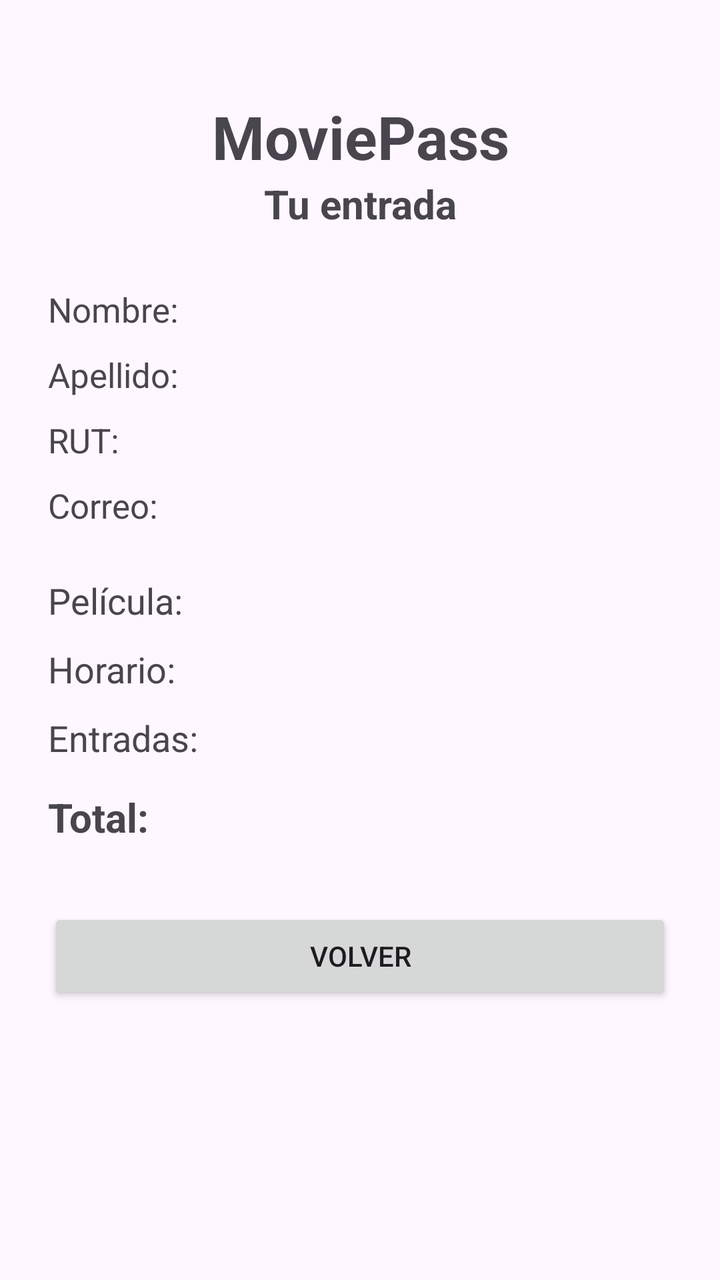
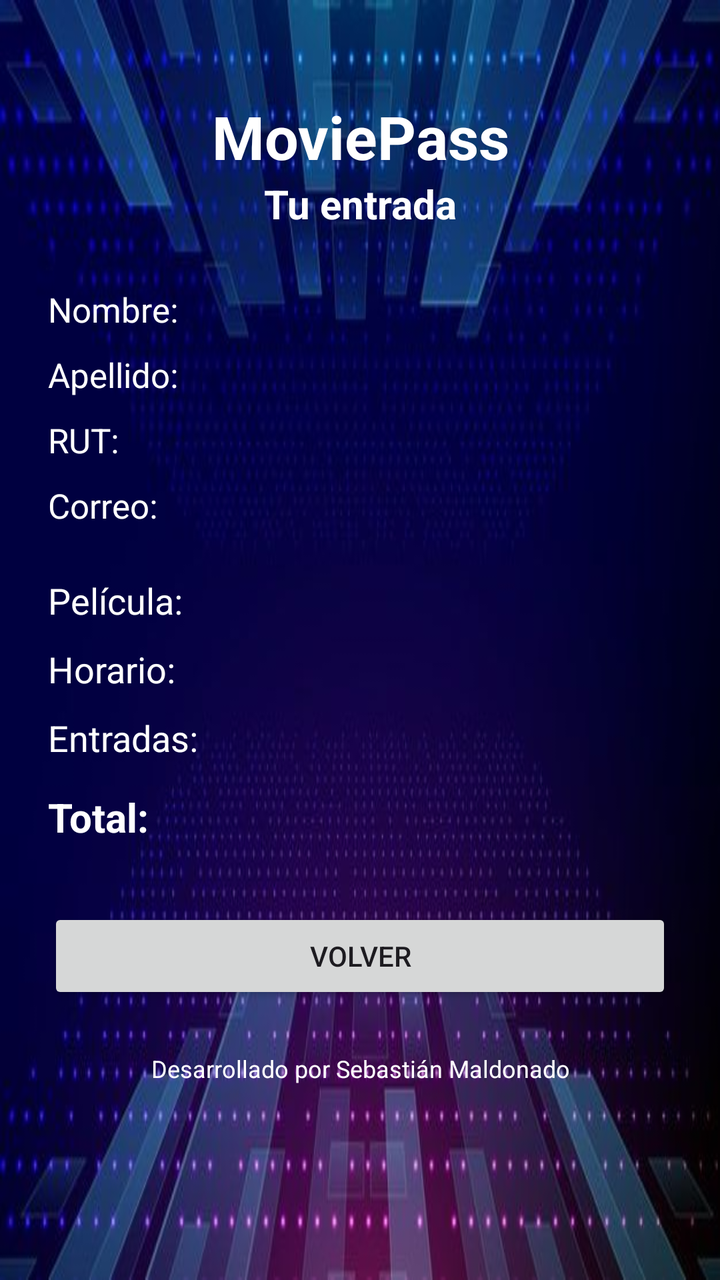

Two renders of the same Android screen: before a commit and after it. Below are the layout's source before the change and the commit's diff.
<!-- AndroidManifest.xml: application theme Theme.MoviePass -->
<!-- res/layout/activity_entrada.xml -->
<?xml version="1.0" encoding="utf-8"?>
<ScrollView xmlns:android="http://schemas.android.com/apk/res/android"
    android:id="@+id/main"
    android:layout_width="match_parent"
    android:layout_height="match_parent">

    <LinearLayout
        android:layout_width="match_parent"
        android:layout_height="wrap_content"
        android:orientation="vertical"
        android:padding="24dp">

        <TextView
            android:layout_width="match_parent"
            android:layout_height="wrap_content"
            android:layout_marginTop="24dp"
            android:gravity="center"
            android:text="MoviePass"
            android:textSize="30sp"
            android:textStyle="bold" />

        <TextView
            android:layout_width="match_parent"
            android:layout_height="wrap_content"
            android:layout_marginBottom="28dp"
            android:gravity="center"
            android:text="Tu entrada"
            android:textSize="20sp"
            android:textStyle="bold" />

        <TextView
            android:id="@+id/txtNombre"
            android:layout_width="match_parent"
            android:layout_height="wrap_content"
            android:layout_marginBottom="10dp"
            android:text="Nombre:"
            android:textSize="17sp" />

        <TextView
            android:id="@+id/txtApellido"
            android:layout_width="match_parent"
            android:layout_height="wrap_content"
            android:layout_marginBottom="10dp"
            android:text="Apellido:"
            android:textSize="17sp" />

        <TextView
            android:id="@+id/txtRut"
            android:layout_width="match_parent"
            android:layout_height="wrap_content"
            android:layout_marginBottom="10dp"
            android:text="RUT:"
            android:textSize="17sp" />

        <TextView
            android:id="@+id/txtCorreo"
            android:layout_width="match_parent"
            android:layout_height="wrap_content"
            android:layout_marginBottom="24dp"
            android:text="Correo:"
            android:textSize="17sp" />

        <TextView
            android:id="@+id/txtPelicula"
            android:layout_width="match_parent"
            android:layout_height="wrap_content"
            android:layout_marginBottom="10dp"
            android:text="Película:"
            android:textSize="18sp" />

        <TextView
            android:id="@+id/txtHorario"
            android:layout_width="match_parent"
            android:layout_height="wrap_content"
            android:layout_marginBottom="10dp"
            android:text="Horario:"
            android:textSize="18sp" />

        <TextView
            android:id="@+id/txtCantidad"
            android:layout_width="match_parent"
            android:layout_height="wrap_content"
            android:layout_marginBottom="14dp"
            android:text="Entradas:"
            android:textSize="18sp" />

        <TextView
            android:id="@+id/txtTotal"
            android:layout_width="match_parent"
            android:layout_height="wrap_content"
            android:layout_marginBottom="32dp"
            android:text="Total:"
            android:textSize="20sp"
            android:textStyle="bold" />

        <Button
            android:id="@+id/btnVolver"
            android:layout_width="match_parent"
            android:layout_height="wrap_content"
            android:text="Volver" />

    </LinearLayout>

</ScrollView>
<!-- resources referenced by this layout -->
<resources>
  <style name="Theme.MoviePass" parent="Base.Theme.MoviePass" />
  <style name="Base.Theme.MoviePass" parent="Theme.Material3.DayNight.NoActionBar">
          
          
      </style>
</resources>

<!-- the commit's change to res/layout/activity_entrada.xml (unified diff, before → after) -->
@@ -1,8 +1,10 @@
 <?xml version="1.0" encoding="utf-8"?>
-<ScrollView xmlns:android="http://schemas.android.com/apk/res/android"
+<ScrollView
+    xmlns:android="http://schemas.android.com/apk/res/android"
     android:id="@+id/main"
     android:layout_width="match_parent"
-    android:layout_height="match_parent">
+    android:layout_height="match_parent"
+    android:background="@drawable/fondo">
 
     <LinearLayout
         android:layout_width="match_parent"
@@ -16,6 +18,7 @@
             android:layout_marginTop="24dp"
             android:gravity="center"
             android:text="MoviePass"
+			android:textColor="#FFFFFF"
             android:textSize="30sp"
             android:textStyle="bold" />
 
@@ -25,6 +28,7 @@
             android:layout_marginBottom="28dp"
             android:gravity="center"
             android:text="Tu entrada"
+			android:textColor="#FFFFFF"
             android:textSize="20sp"
             android:textStyle="bold" />
 
@@ -34,6 +38,7 @@
             android:layout_height="wrap_content"
             android:layout_marginBottom="10dp"
             android:text="Nombre:"
+			android:textColor="#FFFFFF"
             android:textSize="17sp" />
 
         <TextView
@@ -42,6 +47,7 @@
             android:layout_height="wrap_content"
             android:layout_marginBottom="10dp"
             android:text="Apellido:"
+			android:textColor="#FFFFFF"
             android:textSize="17sp" />
 
         <TextView
@@ -50,6 +56,7 @@
             android:layout_height="wrap_content"
             android:layout_marginBottom="10dp"
             android:text="RUT:"
+			android:textColor="#FFFFFF"
             android:textSize="17sp" />
 
         <TextView
@@ -58,6 +65,7 @@
             android:layout_height="wrap_content"
             android:layout_marginBottom="24dp"
             android:text="Correo:"
+			android:textColor="#FFFFFF"
             android:textSize="17sp" />
 
         <TextView
@@ -66,6 +74,7 @@
             android:layout_height="wrap_content"
             android:layout_marginBottom="10dp"
             android:text="Película:"
+			android:textColor="#FFFFFF"
             android:textSize="18sp" />
 
         <TextView
@@ -74,6 +83,7 @@
             android:layout_height="wrap_content"
             android:layout_marginBottom="10dp"
             android:text="Horario:"
+			android:textColor="#FFFFFF"
             android:textSize="18sp" />
 
         <TextView
@@ -82,6 +92,7 @@
             android:layout_height="wrap_content"
             android:layout_marginBottom="14dp"
             android:text="Entradas:"
+			android:textColor="#FFFFFF"
             android:textSize="18sp" />
 
         <TextView
@@ -90,6 +101,7 @@
             android:layout_height="wrap_content"
             android:layout_marginBottom="32dp"
             android:text="Total:"
+			android:textColor="#FFFFFF"
             android:textSize="20sp"
             android:textStyle="bold" />
 
@@ -98,6 +110,17 @@
             android:layout_width="match_parent"
             android:layout_height="wrap_content"
             android:text="Volver" />
+			
+        <TextView
+            android:id="@+id/txtFooter"
+            android:layout_width="match_parent"
+            android:layout_height="wrap_content"
+            android:layout_marginTop="24dp"
+            android:layout_marginBottom="16dp"
+            android:gravity="center"
+            android:text="Desarrollado por Sebastián Maldonado"
+            android:textColor="#FFFFFF"
+            android:textSize="12sp" />
 
     </LinearLayout>
 
<!-- resource entries referenced after the edit -->
@@ -1,5 +1,6 @@
 <!-- resources referenced by this layout -->
 <resources>
+  <!-- drawable fondo: jpg bitmap (drawable, 32702 bytes) -->
   <style name="Theme.MoviePass" parent="Base.Theme.MoviePass" />
   <style name="Base.Theme.MoviePass" parent="Theme.Material3.DayNight.NoActionBar">
           
